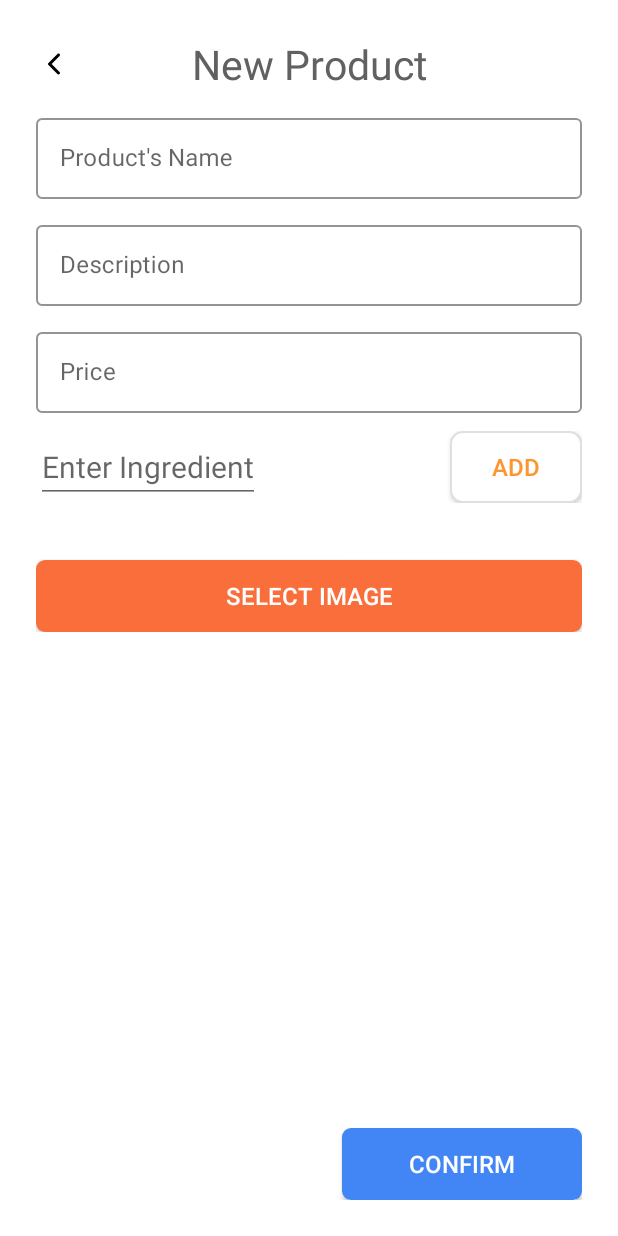
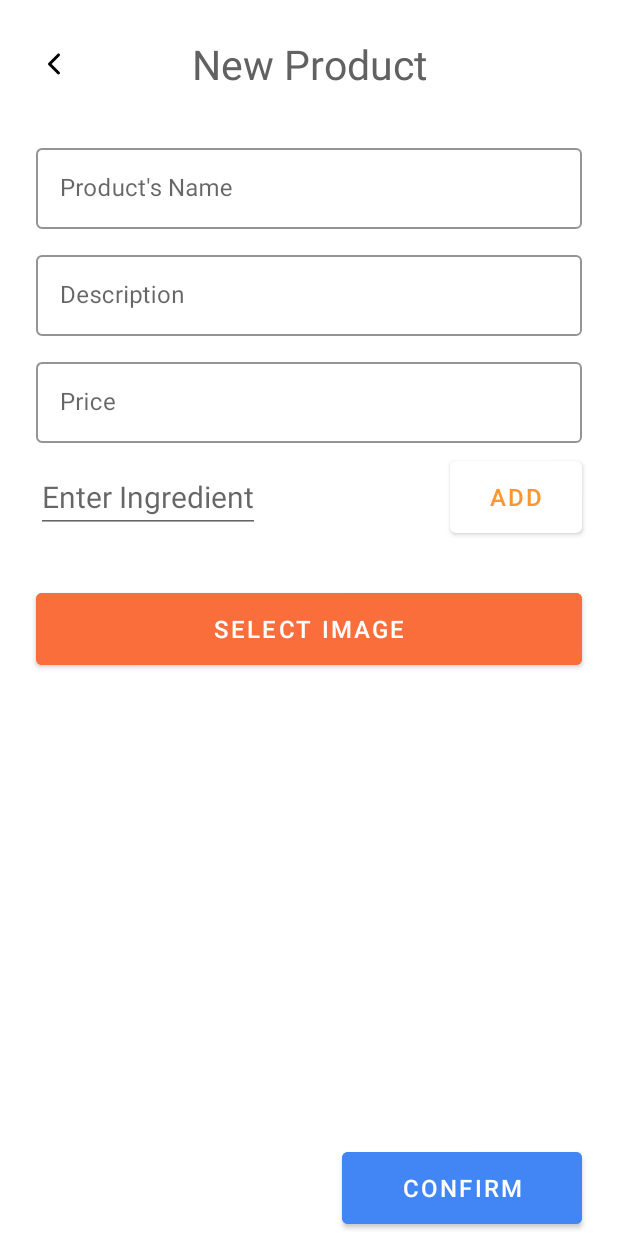
Before and after one commit to phuquang147/FoodShoppingAppAdmin, an Android app: the NewProductFragment screen opened through its navigation route, on a phone screen of 412 x 824 dp. Run offline under Robolectric (Android 15) with nearby library versions, the phone set to English and light mode, and no system bars; our stand-ins replace Firebase (no records; nobody signed in at launch, a user with empty details on screens opened directly), data binding, navigation-ui.

Commit message:
Update new and edit product ui

```diff
--- a/app/src/main/java/xyz/daijoubuteam/foodshoppingappadmin/ui/products/newproduct/NewProductFragment.kt
+++ b/app/src/main/java/xyz/daijoubuteam/foodshoppingappadmin/ui/products/newproduct/NewProductFragment.kt
@@ -100,7 +100,7 @@ class NewProductFragment : Fragment() {
         if (result.isSuccessful) {
             uriContent = result.uriContent
             binding.imgDescription.setImageURI(uriContent)
-            binding.imgDescription.layoutParams.width = ActionBar.LayoutParams.MATCH_PARENT
+            binding.cardNewProductAvatar.layoutParams.width = ActionBar.LayoutParams.MATCH_PARENT
             if (uriContent != null) {
                 viewmodel.uploadProductImage(uriContent!!)
             }
--- a/app/src/main/res/layout/fragment_new_product.xml
+++ b/app/src/main/res/layout/fragment_new_product.xml
@@ -12,14 +12,15 @@
     <androidx.constraintlayout.widget.ConstraintLayout
         android:layout_width="match_parent"
         android:layout_height="match_parent"
-        android:background="@color/white_A700"
-        android:padding="24dp">
+        android:background="@color/white_A700">
         <androidx.constraintlayout.widget.ConstraintLayout
             android:layout_width="match_parent"
             android:layout_height="wrap_content"
             android:id="@+id/tvHeader"
             app:layout_constraintStart_toStartOf="parent"
             app:layout_constraintTop_toTopOf="parent"
+            android:layout_margin="24dp"
+            android:paddingBottom="20dp"
             android:orientation="horizontal">
             <ImageView
                 android:id="@+id/imageChevronleft"
@@ -57,7 +58,7 @@
             android:clipToPadding="false"
             android:fillViewport="true"
             android:orientation="vertical"
-            android:layout_marginBottom="14dp"
+            android:layout_marginBottom="8dp"
             app:layout_constraintVertical_bias="0.0">
             <LinearLayout
                 android:orientation="vertical"
@@ -70,6 +71,7 @@
                     app:hintTextColor="@color/lightOrange"
                     app:boxStrokeColor="@color/lightOrange"
                     android:layout_marginTop="12dp"
+                    android:layout_marginHorizontal="24dp"
                     style="@style/Widget.MaterialComponents.TextInputLayout.OutlinedBox">
 
                     <com.google.android.material.textfield.TextInputEditText
@@ -94,6 +96,7 @@
                     app:hintTextColor="@color/lightOrange"
                     app:boxStrokeColor="@color/lightOrange"
                     android:layout_marginTop="12dp"
+                    android:layout_marginHorizontal="24dp"
                     style="@style/Widget.MaterialComponents.TextInputLayout.OutlinedBox">
 
                     <com.google.android.material.textfield.TextInputEditText
@@ -118,6 +121,7 @@
                     app:hintTextColor="@color/lightOrange"
                     app:boxStrokeColor="@color/lightOrange"
                     android:layout_marginTop="12dp"
+                    android:layout_marginHorizontal="24dp"
                     style="@style/Widget.MaterialComponents.TextInputLayout.OutlinedBox">
 
                     <com.google.android.material.textfield.TextInputEditText
@@ -137,8 +141,7 @@
                 </com.google.android.material.textfield.TextInputLayout>
                 <androidx.constraintlayout.widget.ConstraintLayout
                     android:layout_width="match_parent"
-                    android:layout_height="wrap_content"
-                    android:layout_marginTop="12dp">
+                    android:layout_height="wrap_content">
                     <EditText
                         android:id="@+id/etIngredient"
                         android:layout_width="wrap_content"
@@ -148,17 +151,22 @@
                         app:layout_constraintStart_toStartOf="parent"
                         app:layout_constraintTop_toTopOf="parent"
                         app:layout_constraintBottom_toBottomOf="parent"
+                        android:layout_marginVertical="12dp"
+                        android:layout_marginStart="24dp"
                         android:hint="Enter Ingredient"
                         android:text="@={viewmodel.ingredient}"
                         tools:ignore="HardcodedText"/>
-                    <androidx.appcompat.widget.AppCompatButton
+                    <com.google.android.material.button.MaterialButton
                         android:id="@+id/btn_add_ingredient"
                         android:layout_width="wrap_content"
                         android:layout_height="wrap_content"
                         app:layout_constraintTop_toTopOf="@id/etIngredient"
                         app:layout_constraintBottom_toBottomOf="@id/etIngredient"
                         app:layout_constraintEnd_toEndOf="parent"
-                        android:background="@drawable/rectangle_bg_white_a700_border_gray_300_radius_8"
+                        android:layout_marginEnd="24dp"
+                        android:insetTop="0dp"
+                        android:insetBottom="0dp"
+                        app:backgroundTint="@color/white"
                         android:ellipsize="end"
                         android:singleLine="true"
                         android:textAllCaps="true"
@@ -178,11 +186,10 @@
                     app:layoutManager="androidx.recyclerview.widget.LinearLayoutManager"
                     tools:listitem="@layout/item_ingredient"
                     tools:itemCount="6"
-                    android:layout_marginTop="12dp"/>
+                    android:layout_marginHorizontal="24dp"/>
                 <androidx.constraintlayout.widget.ConstraintLayout
                     android:layout_width="match_parent"
                     android:layout_height="wrap_content">
-
                     <androidx.constraintlayout.widget.ConstraintLayout
                         android:id="@+id/constraintImgDescription"
                         android:layout_width="match_parent"
@@ -190,25 +197,38 @@
                         app:layout_constraintStart_toStartOf="parent"
                         app:layout_constraintEnd_toEndOf="parent"
                         app:layout_constraintTop_toTopOf="parent">
-                        <ImageView
-                            android:id="@+id/imgDescription"
+                        <androidx.cardview.widget.CardView
+                            android:id="@+id/cardNewProductAvatar"
                             android:layout_width="wrap_content"
                             android:layout_height="0dp"
-                            app:imageUrl="@{viewmodel.image}"
                             app:layout_constraintDimensionRatio="1:1"
                             app:layout_constraintTop_toTopOf="parent"
                             app:layout_constraintLeft_toLeftOf="parent"
                             app:layout_constraintRight_toRightOf="parent"
-                            android:layout_marginVertical="10dp" />
+                            app:layout_constraintBottom_toBottomOf="parent"
+                            android:layout_marginVertical="10dp"
+                            android:layout_marginHorizontal="24dp"
+                            app:cardCornerRadius="8dp">
+                            <ImageView
+                                android:id="@+id/imgDescription"
+                                android:layout_width="match_parent"
+                                android:layout_height="match_parent"
+                                app:imageUrl="@{viewmodel.image}"/>
+                        </androidx.cardview.widget.CardView>
                     </androidx.constraintlayout.widget.ConstraintLayout>
-                    <androidx.appcompat.widget.AppCompatButton
+                    <com.google.android.material.button.MaterialButton
                         android:id="@+id/btn_select_image"
                         android:layout_width="match_parent"
                         android:layout_height="wrap_content"
-                        android:layout_marginTop="16dp"
+                        android:layout_marginTop="8dp"
+                        android:layout_marginBottom="16dp"
+                        android:layout_marginHorizontal="24dp"
+                        android:insetTop="0dp"
+                        android:insetBottom="0dp"
                         app:layout_constraintTop_toBottomOf="@id/constraintImgDescription"
+                        app:layout_constraintBottom_toBottomOf="parent"
                         app:layout_constraintStart_toStartOf="parent"
-                        android:background="@drawable/rectangle_bg_deep_orange_a200_radius_6"
+                        android:backgroundTint="@color/deep_orange_A200"
                         android:ellipsize="end"
                         android:singleLine="true"
                         android:textAllCaps="true"
@@ -218,16 +238,19 @@
                         tools:ignore="UnusedAttribute"
                         android:text="select image" />
                 </androidx.constraintlayout.widget.ConstraintLayout>
-
             </LinearLayout>
         </androidx.core.widget.NestedScrollView>
-        <androidx.appcompat.widget.AppCompatButton
+        <com.google.android.material.button.MaterialButton
             android:id="@+id/btn_confirm"
             android:layout_width="160dp"
             android:layout_height="wrap_content"
             app:layout_constraintEnd_toEndOf="parent"
             app:layout_constraintBottom_toBottomOf="parent"
-            android:background="@drawable/rectangle_bg_blue_a200_radius_6"
+            android:layout_marginBottom="8dp"
+            android:layout_marginEnd="24dp"
+            android:insetTop="0dp"
+            android:insetBottom="0dp"
+            android:backgroundTint="@color/blue_A200"
             android:ellipsize="end"
             android:singleLine="true"
             android:textAllCaps="true"
--- a/app/src/main/res/layout/item_ingredient.xml
+++ b/app/src/main/res/layout/item_ingredient.xml
@@ -11,8 +11,7 @@
 
     <androidx.constraintlayout.widget.ConstraintLayout
         android:layout_width="match_parent"
-        android:layout_height="wrap_content"
-        android:layout_marginHorizontal="16dp">
+        android:layout_height="wrap_content">
 
         <TextView
             android:id="@+id/tvIngredient"
```
Also changed, not shown: app/src/main/res/layout/fragment_edit_product.xml (+56 -28 lines), app/src/main/res/layout/item_product.xml (+17 -10 lines).
